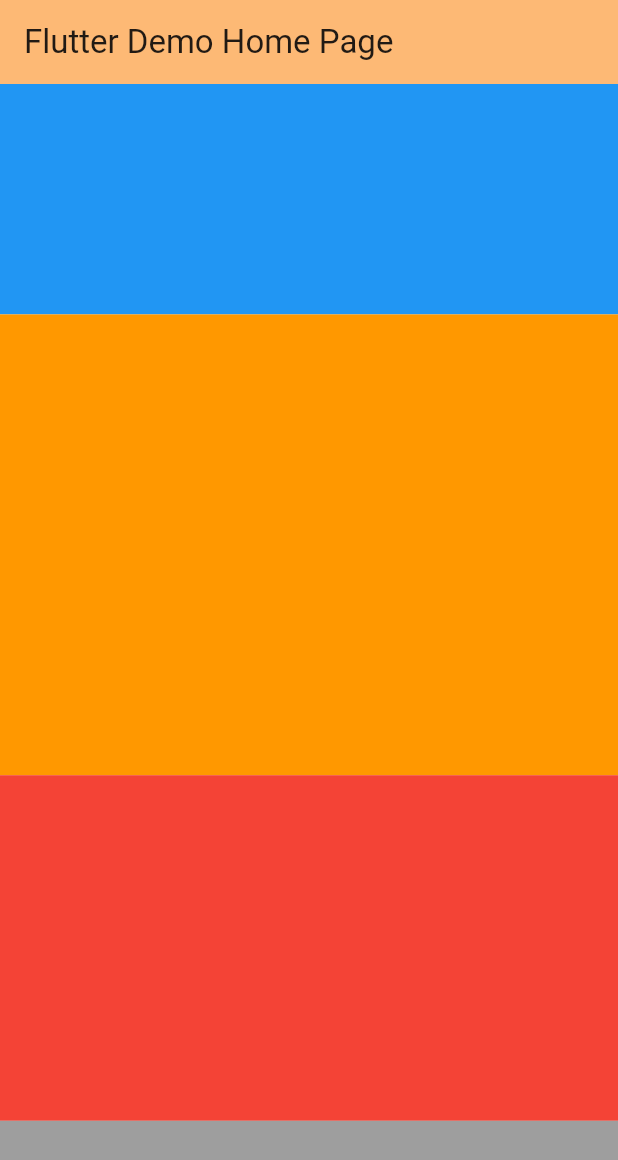
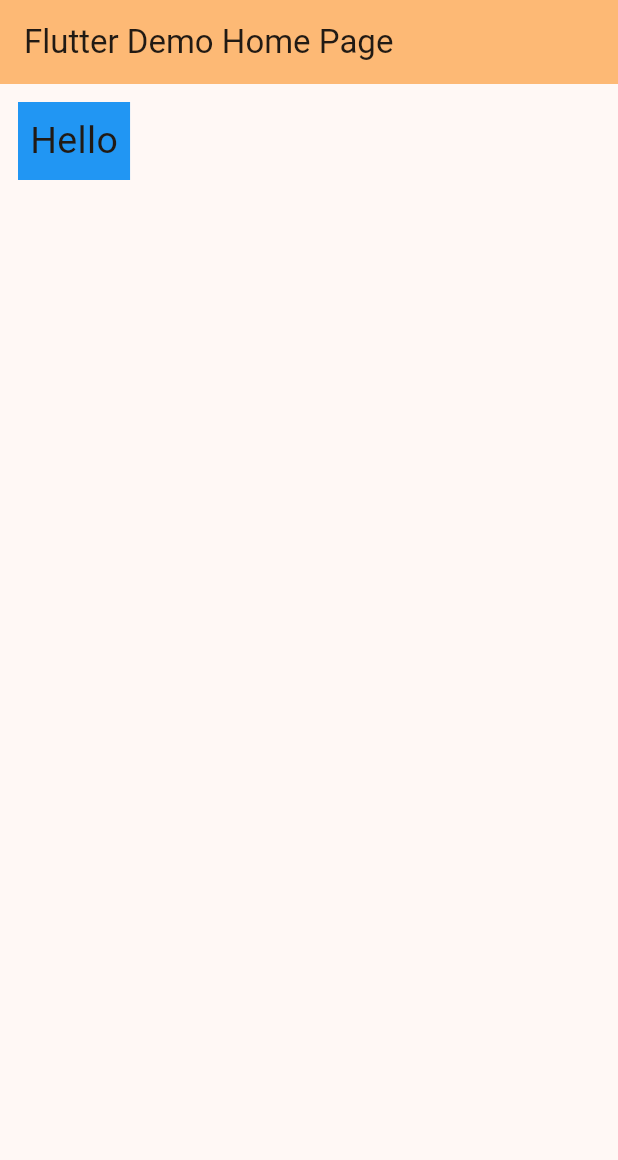
Before and after one commit to Vermasaiyam/my_app, a Flutter app: the screen it shows after launch, on a phone screen of 412 x 824 dp. Shown: the top 1160 px of the screen. Run offline on Flutter 3.47's test engine with Material 3 defaults, Android fonts, the phone set to English and light mode, and no system bars.

Commit message:
margin and padding

```diff
--- a/lib/main.dart
+++ b/lib/main.dart
@@ -42,40 +42,57 @@ class _MyHomePageState extends State<MyHomePage> {
         title: Text(widget.title),
       ),
 
+      // padding and margin
+
+      // body: Padding(
+      //   padding: const EdgeInsets.only(top:8.0, left: 5),
+      //   child: Text("Hello", style: TextStyle(fontSize: 25),),
+      // ),
+      body: Container(
+        margin: EdgeInsets.all(12),
+        color: Colors.blue,
+        child: Padding(
+          padding: const EdgeInsets.all(8.0),
+          child: Text("Hello", style: TextStyle(fontSize: 25),),
+        )
+      ),
+
+
+
       // expanded widget
-      body: Column(
-        // mainAxisAlignment: MainAxisAlignment.center,
-        children: [
-          Expanded(
-            flex: 2,
-            child: Container(
-              height: 100,
-              color: Colors.blue,
-            ),
-          ),
-          Expanded(
-            flex: 4,
-            child: Container(
-              height: 100,
-              color: Colors.orange,
-            ),
-          ),
-          Expanded(
-            flex: 3,
-            child: Container(
-              height: 100,
-              color: Colors.red,
-            ),
-          ),
-          Expanded(
-            child: Container(
-              height: 100,
-              color: Colors.grey,
-            ),
-          ),
-
-        ],
-      ),
+      // body: Column(
+      //   // mainAxisAlignment: MainAxisAlignment.center,
+      //   children: [
+      //     Expanded(
+      //       flex: 2,
+      //       child: Container(
+      //         height: 100,
+      //         color: Colors.blue,
+      //       ),
+      //     ),
+      //     Expanded(
+      //       flex: 4,
+      //       child: Container(
+      //         height: 100,
+      //         color: Colors.orange,
+      //       ),
+      //     ),
+      //     Expanded(
+      //       flex: 3,
+      //       child: Container(
+      //         height: 100,
+      //         color: Colors.red,
+      //       ),
+      //     ),
+      //     Expanded(
+      //       child: Container(
+      //         height: 100,
+      //         color: Colors.grey,
+      //       ),
+      //     ),
+      //
+      //   ],
+      // ),
 
 
 
```
